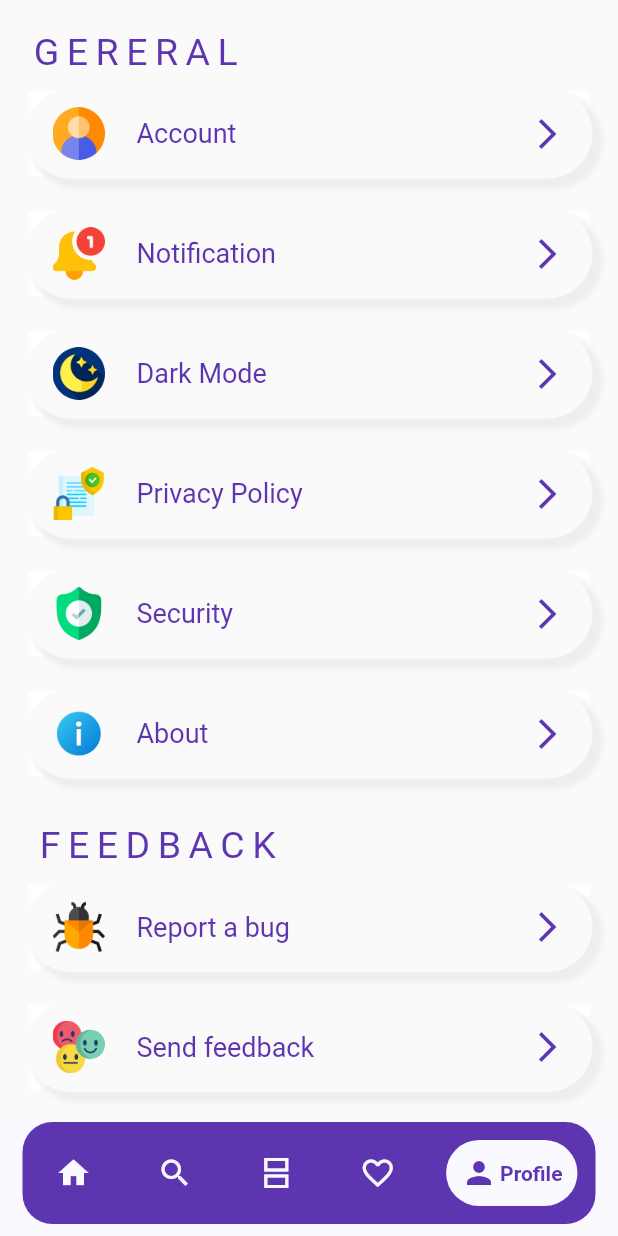
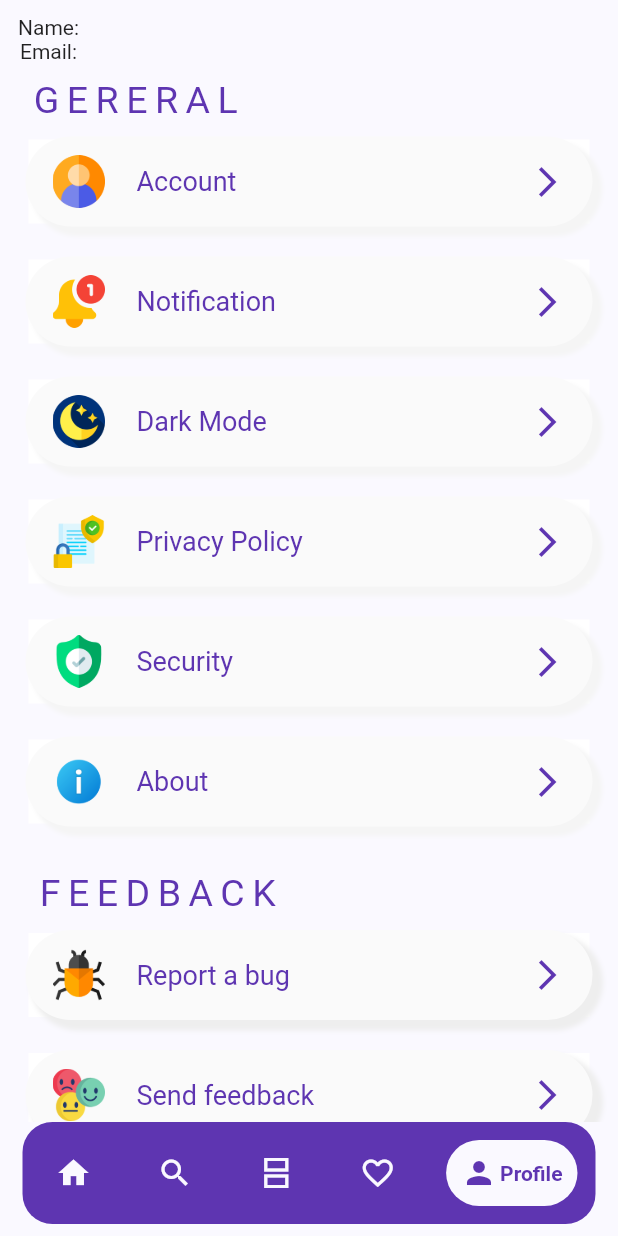
Before and after one commit to Zeel28/News-Everyday, a Flutter app: the screen it shows once a user with an empty profile is signed in, item 5 of the bottom bar chosen, on a phone screen of 412 x 824 dp. Run offline on Flutter 3.47's test engine with Material 2 defaults, Android fonts, the phone set to English and light mode, and no system bars; drawn by our look-alikes of google_nav_bar; our stand-ins replace carousel_slider, cloud_firestore, firebase_auth, firebase_core, flutter_otp_text_field, flutter_svg and 8 more; missing offline and left inert: fl_country_code_picker, splash_screen_view; accounts and stored records are empty; network calls fail.

Commit message:
fetch user data in profile page

```diff
--- /dev/null
+++ b/lib/controller/userData.dart
@@ -0,0 +1,3 @@
+import 'package:cloud_firestore/cloud_firestore.dart';
+import 'package:firebase_auth/firebase_auth.dart';
+import 'package:get/get.dart';
--- a/lib/main.dart
+++ b/lib/main.dart
@@ -20,7 +20,6 @@ class MyApp extends StatefulWidget {
 }
 
 class _MyAppState extends State<MyApp> {
-
   @override
   Widget build(BuildContext context) {
     WidgetsFlutterBinding.ensureInitialized();
@@ -38,7 +37,7 @@ class _MyAppState extends State<MyApp> {
         elevatedButtonTheme: ElevatedButtonThemeData(
           style: ElevatedButton.styleFrom(
             elevation: 0,
-            primary: primaryColor,
+            backgroundColor: primaryColor,
             shape: const StadiumBorder(),
             maximumSize: const Size(double.infinity, 56),
             minimumSize: const Size(double.infinity, 56),
--- a/lib/model/article_model.dart
+++ b/lib/model/article_model.dart
@@ -20,7 +20,7 @@ class Articles {
       description: json['description'] ?? '',
       urlToImage: json['urlToImage'] ??
           "https://static.vecteezy.com/system/resources/thumbnails/006/299/370/original/world-breaking-news-digital-earth-hud-rotating-globe-rotating-free-video.jpg",
-      url: json['url'] ?? '',
+      url: json['url'] ?? "https://news.google.com/home?hl=en-IN&gl=IN&ceid=IN:en",
       publishedAt: json['publishedAt'] ?? '',
       content: json['content'] ?? '',
     );
--- a/lib/controller/fetch_news.dart
+++ b/lib/services/fetch_news.dart
@@ -2,7 +2,7 @@ import 'dart:convert';
 import 'dart:math';
 import 'package:http/http.dart' as http;
 import 'package:http/http.dart';
-import '../../model/news_art.dart';
+import '../model/article_model.dart';
 
 class FetchNews{
 
@@ -36,7 +36,7 @@ class FetchNews{
     "usa-today",
   ];
 
-  static Future<NewsArt> fetchNews()async{
+  static Future<Articles> fetchNews()async{
 
     final _random = Random();
     var sourceID = sourcesId[_random.nextInt(sourcesId.length)];
@@ -46,7 +46,7 @@ class FetchNews{
     List articles = body_data["articles"];
     var myArticle = articles[_random.nextInt(articles.length)];
 
-    return NewsArt.fromAPItoApp(myArticle);
+    return Articles.fromJson(myArticle);
 
   }
 }
--- a/lib/ui/Screens/Discover/components/DiscoverNews.dart
+++ b/lib/ui/Screens/Discover/components/DiscoverNews.dart
@@ -8,7 +8,7 @@ import '../../../../model/article_model.dart';
 import '../../article_screen/article_screen.dart';
 
 class DiscoverNews extends StatefulWidget {
-  DiscoverNews({
+  const DiscoverNews({
     super.key,
   });
 
@@ -39,7 +39,7 @@ class _DiscoverNewsState extends State<DiscoverNews> {
               mainAxisAlignment: MainAxisAlignment.center,
               children: [
                 Text('Discover',
-                    style: Theme.of(context).textTheme.headline4!.copyWith(
+                    style: Theme.of(context).textTheme.headlineMedium!.copyWith(
                         color: Colors.black, fontWeight: FontWeight.bold)),
                 const SizedBox(
                   height: 5,
@@ -123,7 +123,7 @@ class _DiscoverNewsState extends State<DiscoverNews> {
                                 const EdgeInsets.symmetric(horizontal: 10.0),
                             child: Column(
                               children: [
-                                Text(article.title+"..",
+                                Text("${article.title}..",
                                     maxLines: 3,
                                     style: Theme.of(context)
                                         .textTheme
--- a/lib/ui/Screens/Profile/components/Gereral_section.dart
+++ b/lib/ui/Screens/Profile/components/Gereral_section.dart
@@ -2,8 +2,8 @@ import 'package:flutter/material.dart';
 import 'package:get/get.dart';
 
 import '../../../theme/colors.dart';
-import '../privacy_policy.dart';
-import '../terms_and_conditions.dart';
+import '../pages/privacy_policy.dart';
+import '../pages/terms_and_conditions.dart';
 
 class GeneralMenuList extends StatelessWidget {
   GeneralMenuList({Key? key}) : super(key: key);
@@ -51,9 +51,9 @@ class GeneralMenuList extends StatelessWidget {
               borderRadius: BorderRadius.circular(40),
               boxShadow: [
                 BoxShadow(
-                  color: Colors.grey.shade200,
-                  blurRadius: 2.0,
-                  spreadRadius: 2.0,
+                  color: Colors.grey.shade100,
+                  blurRadius: 1.5,
+                  spreadRadius: 1.5,
                   offset: const Offset(
                     5.0,
                     5.0,
--- a/lib/ui/Screens/Profile/profile_page.dart
+++ b/lib/ui/Screens/Profile/profile_page.dart
@@ -1,26 +1,67 @@
+import 'package:cloud_firestore/cloud_firestore.dart';
+import 'package:firebase_auth/firebase_auth.dart';
 import 'package:flutter/material.dart';
+import 'package:news_everyday/utils/message.dart';
 import '../../theme/colors.dart';
 import 'components/Gereral_section.dart';
 import 'components/feedback_section.dart';
 import 'components/logout.dart';
+import 'components/profile_header.dart';
 
-
-class ProfileScreen extends StatelessWidget {
+class ProfileScreen extends StatefulWidget {
   const ProfileScreen({Key? key}) : super(key: key);
 
   @override
+  State<ProfileScreen> createState() => _ProfileScreenState();
+}
+
+class _ProfileScreenState extends State<ProfileScreen> {
+  final FirebaseAuth _auth = FirebaseAuth.instance;
+  final FirebaseFirestore _firestore = FirebaseFirestore.instance;
+
+  User? _user;
+  Map<String, dynamic>? _userData;
+
+  @override
+  void initState() {
+    super.initState();
+    _user = _auth.currentUser;
+    _getUserData();
+  }
+
+  Future<void> _getUserData() async {
+    final DocumentSnapshot<Map<String, dynamic>> snapshot =
+        await _firestore.collection('usersInformation').doc(_user!.uid).get();
+
+    if (snapshot.exists) {
+      setState(() {
+        _userData = snapshot.data();
+      });
+    }
+  }
+
+  @override
   Widget build(BuildContext context) {
-    return SafeArea(
-      child: Scaffold(
-        backgroundColor: Colors.grey[50],
-        body: SingleChildScrollView(
-          child: Container(
-            padding: const EdgeInsets.symmetric(vertical: 10, horizontal: 12),
+    return Scaffold(
+      backgroundColor: mainBackgroundColor,
+      body: SafeArea(
+        child: SingleChildScrollView(
+          child: _userData != null
+              ? Container(
+                  padding:
+                      const EdgeInsets.symmetric(vertical: 10, horizontal: 12),
                   child: Column(
                     mainAxisAlignment: MainAxisAlignment.start,
                     crossAxisAlignment: CrossAxisAlignment.start,
                     children: [
-                // ProfileHeaderSection(),
+                      Column(
+                        mainAxisAlignment: MainAxisAlignment.center,
+                        children: [
+                          Text('Name: ${_userData!['name']}'),
+                          Text('Email: ${_userData!['email']}'),
+                          // display other user data here
+                        ],
+                      ),
                       const SizedBox(
                         height: 10,
                       ),
@@ -71,7 +112,8 @@ class ProfileScreen extends StatelessWidget {
                       const LogoutButton()
                     ],
                   ),
-          ),
+                )
+              : Center(child: MessageDialog().progressIndicator(context),),
         ),
       ),
     );
--- a/lib/ui/Screens/authentication_pages/Signup/components/signup_form.dart
+++ b/lib/ui/Screens/authentication_pages/Signup/components/signup_form.dart
@@ -4,8 +4,8 @@ import 'package:get/get.dart';
 
 import '../../../../../controller/auth_controller.dart';
 import '../../../../theme/colors.dart';
-import '../../../Profile/privacy_policy.dart';
-import '../../../Profile/terms_and_conditions.dart';
+import '../../../Profile/pages/privacy_policy.dart';
+import '../../../Profile/pages/terms_and_conditions.dart';
 import '../../Login/login_screen.dart';
 import '../../components/already_have_an_account_acheck.dart';
 
--- a/pubspec.yaml
+++ b/pubspec.yaml
@@ -72,6 +72,8 @@ dependencies:
   carousel_slider: ^4.2.1
   #splash screen
   splash_screen_view:
+  # Network Image
+  cached_network_image: ^3.2.3
 
 dev_dependencies:
   flutter_test:
```
Also changed, not shown: lib/controller/auth_controller.dart (+6 -7 lines), lib/model/news_art.dart (deleted, +0 -23 lines), lib/ui/Screens/Profile/components/profile_header.dart (+6 -47 lines), lib/ui/Screens/feed/Views/newsfeed.dart (+8 -8 lines), lib/utils/message.dart (+0 -11 lines), lib/ui/Screens/Profile/pages/privacy_policy.dart (renamed from lib/ui/Screens/Profile/privacy_policy.dart), lib/ui/Screens/Profile/pages/terms_and_conditions.dart (renamed from lib/ui/Screens/Profile/terms_and_conditions.dart), pubspec.lock. Lines whose indentation alone changed are shown as unchanged.
